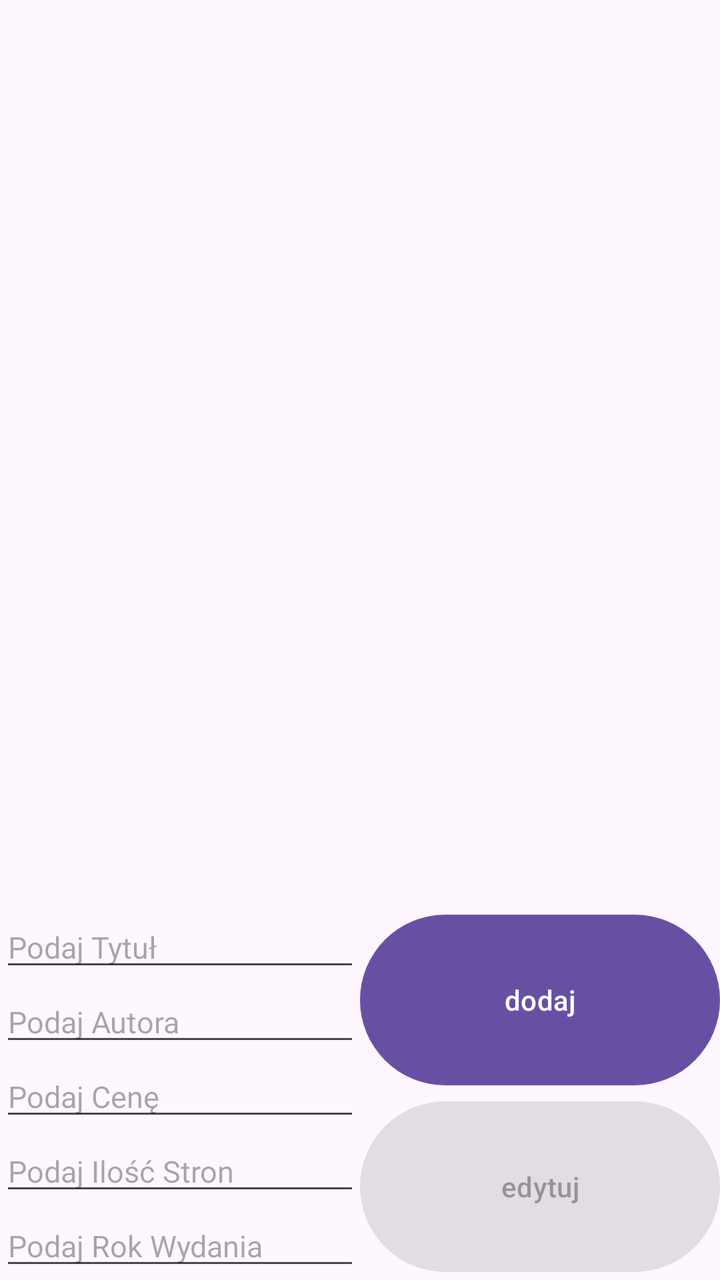
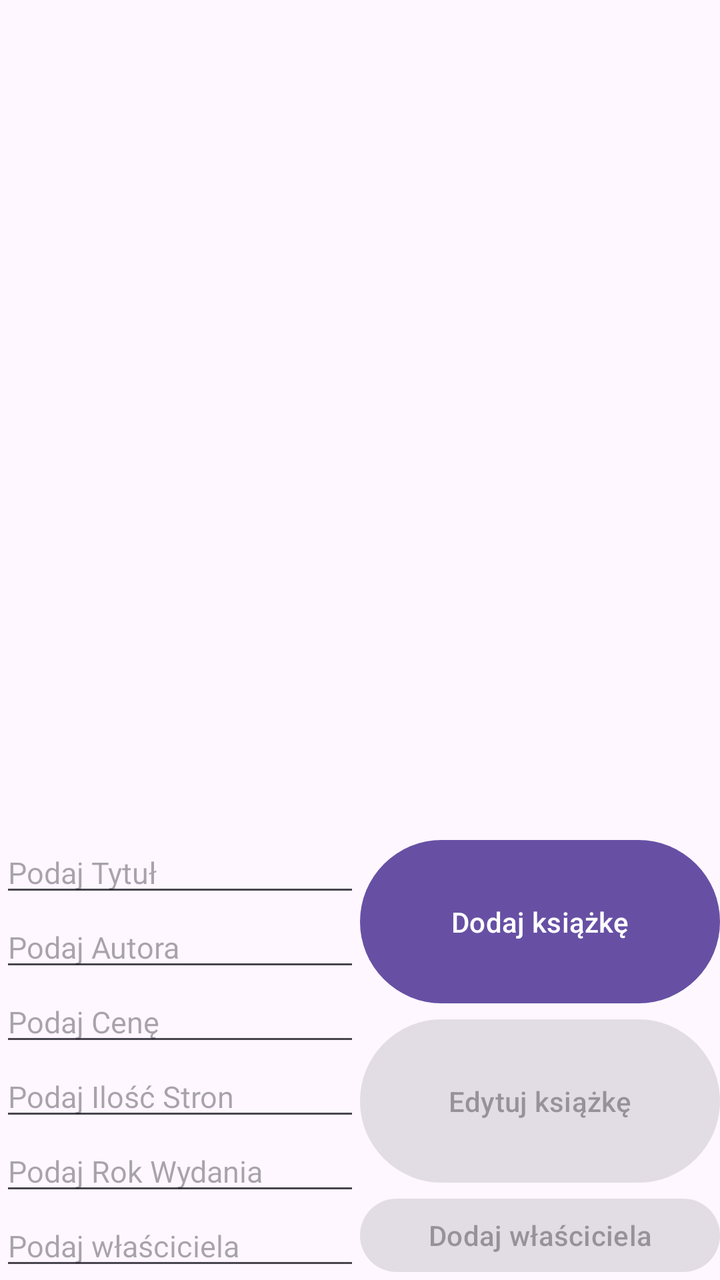

Screens rendered from an Android XML layout before and after an edit, with the pre-edit source and the edit as a unified diff.
<!-- AndroidManifest.xml: application theme Theme.BazaZadanie -->
<!-- res/layout/activity_main.xml -->
<?xml version="1.0" encoding="utf-8"?>
<LinearLayout xmlns:android="http://schemas.android.com/apk/res/android"

    xmlns:tools="http://schemas.android.com/tools"
    android:id="@+id/main"
    android:layout_width="match_parent"
    android:layout_height="match_parent"
    android:orientation="vertical"
    tools:context=".MainActivity">

    <ListView
        android:id="@+id/przepisy"
        android:layout_width="match_parent"
        android:layout_height="wrap_content"
        android:layout_weight="1"/>

    <LinearLayout
        android:layout_width="match_parent"
        android:layout_height="wrap_content"
        android:orientation="horizontal">
        <LinearLayout
            android:layout_width="match_parent"
            android:layout_height="wrap_content"
            android:layout_weight="1"
            android:orientation="vertical">
            <EditText
                android:id="@+id/tytul"
                android:hint="Podaj Tytuł"
                android:textSize="15dp"
                android:layout_width="match_parent"
                android:layout_height="wrap_content"
                />
            <EditText
                android:id="@+id/autor"
                android:hint="Podaj Autora"
                android:textSize="15dp"
                android:layout_width="match_parent"
                android:layout_height="wrap_content"
                />
            <EditText
                android:id="@+id/cena"
                android:hint="Podaj Cenę"
                android:textSize="15dp"
                android:inputType="number"
                android:layout_width="match_parent"
                android:layout_height="wrap_content"
                />
            <EditText
                android:id="@+id/strony"
                android:hint="Podaj Ilość Stron"
                android:textSize="15dp"
                android:layout_width="match_parent"
                android:layout_height="wrap_content"
                />
            <EditText
                android:id="@+id/rok"
                android:hint="Podaj Rok Wydania"
                android:textSize="15dp"
                android:inputType="number"
                android:layout_width="match_parent"
                android:layout_height="wrap_content"
                />
        </LinearLayout>

        <LinearLayout
            android:layout_width="match_parent"
            android:layout_height="match_parent"
            android:orientation="vertical"
            android:layout_weight="1">
            <Button
                android:id="@+id/dodaj"
                android:text="dodaj"
                android:layout_width="match_parent"
                android:layout_height="match_parent"
                android:layout_weight="1"/>
            <Button
                android:enabled="false"
                android:id="@+id/edytuj"
                android:text="edytuj"
                android:layout_width="match_parent"
                android:layout_height="match_parent"
                android:layout_weight="1"/>
        </LinearLayout>
    </LinearLayout>
</LinearLayout>
<!-- resources referenced by this layout -->
<resources>
  <style name="Theme.BazaZadanie" parent="Base.Theme.BazaZadanie" />
  <style name="Base.Theme.BazaZadanie" parent="Theme.Material3.DayNight.NoActionBar">
          
          
      </style>
</resources>

<!-- the commit's change to res/layout/activity_main.xml (unified diff, before → after) -->
@@ -7,12 +7,23 @@
     android:layout_height="match_parent"
     android:orientation="vertical"
     tools:context=".MainActivity">
+    <LinearLayout
+        android:layout_width="match_parent"
+        android:layout_height="match_parent"
+        android:orientation="horizontal"
+        android:layout_weight="1">
+        <ListView
+            android:id="@+id/wlasciciele"
+            android:layout_width="match_parent"
+            android:layout_height="wrap_content"
+            android:layout_weight="5"/>
+        <ListView
+            android:id="@+id/ksiazki"
+            android:layout_width="match_parent"
+            android:layout_height="wrap_content"
+            android:layout_weight="3"/>
+    </LinearLayout>
 
-    <ListView
-        android:id="@+id/przepisy"
-        android:layout_width="match_parent"
-        android:layout_height="wrap_content"
-        android:layout_weight="1"/>
 
     <LinearLayout
         android:layout_width="match_parent"
@@ -60,6 +71,14 @@
                 android:layout_width="match_parent"
                 android:layout_height="wrap_content"
                 />
+            <EditText
+                android:id="@+id/wlasciciel"
+                android:hint="Podaj właściciela"
+                android:textSize="15dp"
+                android:inputType="number"
+                android:layout_width="match_parent"
+                android:layout_height="wrap_content"
+                />
         </LinearLayout>
 
         <LinearLayout
@@ -69,17 +88,24 @@
             android:layout_weight="1">
             <Button
                 android:id="@+id/dodaj"
-                android:text="dodaj"
+                android:text="Dodaj książkę"
                 android:layout_width="match_parent"
                 android:layout_height="match_parent"
-                android:layout_weight="1"/>
+                android:layout_weight="3"/>
             <Button
                 android:enabled="false"
                 android:id="@+id/edytuj"
-                android:text="edytuj"
+                android:text="Edytuj książkę"
                 android:layout_width="match_parent"
                 android:layout_height="match_parent"
-                android:layout_weight="1"/>
+                android:layout_weight="3"/>
+            <Button
+                android:enabled="false"
+                android:id="@+id/dodajw"
+                android:text="Dodaj właściciela"
+                android:layout_width="match_parent"
+                android:layout_height="match_parent"
+                android:layout_weight="4"/>
         </LinearLayout>
     </LinearLayout>
 </LinearLayout>
